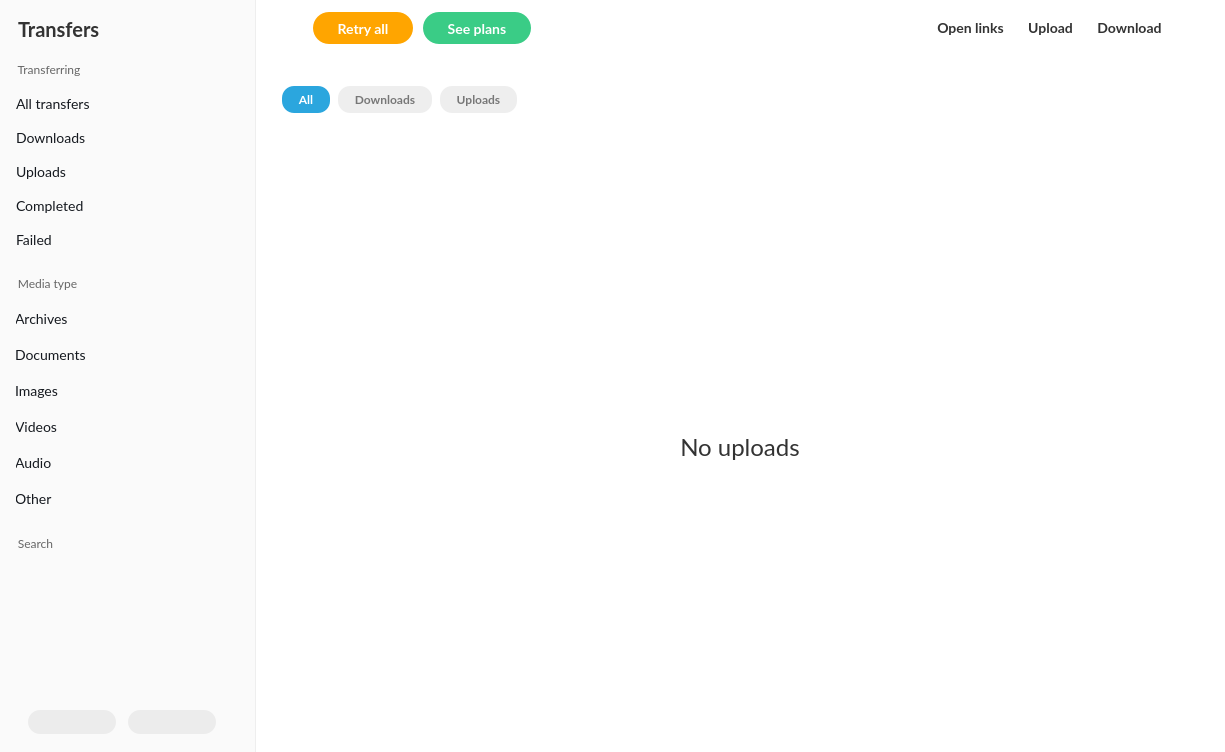
Qt form src/MEGASync/transfers/gui/macx/TransferManager.ui (meganz/MEGAsync) before a commit.
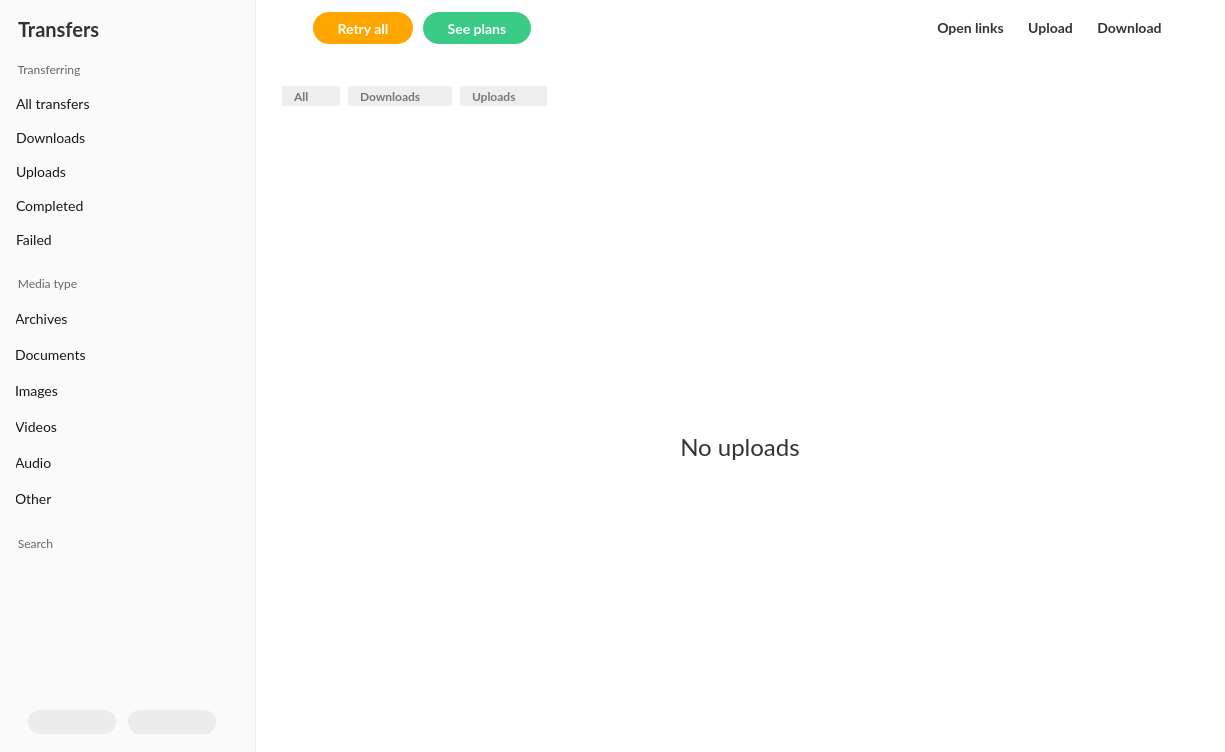
The same form after that commit. The open tabs and pages were chosen to show the change. Icons and pictures are not drawn. Custom widgets are drawn as their Qt base class.

Commit message: Some UI changes in TM dialog // Minor fix in search logic

The edit to the form file:
```diff
--- a/src/MEGASync/transfers/gui/macx/TransferManager.ui
+++ b/src/MEGASync/transfers/gui/macx/TransferManager.ui
@@ -111,9 +111,6 @@
 
 #wTransferring QPushButton
 {
-    width: 200px;
-    min-width: 180px;
-    max-width: 200px;
     font-size: 14px;
     color: #15191F;
     border: none;
@@ -124,9 +121,6 @@
 
 #wMediaType QPushButton, #wSearch QPushButton
 {
-    width: 200px;
-    min-width: 180px;
-    max-width: 200px;
     font-size: 14px;
     color: #15191F;
     border: none;
@@ -747,7 +741,7 @@
             <item>
              <widget class="QPushButton" name="tAllTransfers">
               <property name="sizePolicy">
-               <sizepolicy hsizetype="Minimum" vsizetype="Fixed">
+               <sizepolicy hsizetype="Expanding" vsizetype="Fixed">
                 <horstretch>0</horstretch>
                 <verstretch>0</verstretch>
                </sizepolicy>
@@ -841,7 +835,7 @@
             <item>
              <widget class="QPushButton" name="tDownloads">
               <property name="sizePolicy">
-               <sizepolicy hsizetype="MinimumExpanding" vsizetype="Fixed">
+               <sizepolicy hsizetype="Expanding" vsizetype="Fixed">
                 <horstretch>0</horstretch>
                 <verstretch>0</verstretch>
                </sizepolicy>
@@ -932,7 +926,7 @@
             <item>
              <widget class="QPushButton" name="tUploads">
               <property name="sizePolicy">
-               <sizepolicy hsizetype="MinimumExpanding" vsizetype="Fixed">
+               <sizepolicy hsizetype="Expanding" vsizetype="Fixed">
                 <horstretch>0</horstretch>
                 <verstretch>0</verstretch>
                </sizepolicy>
@@ -1026,7 +1020,7 @@
                <bool>true</bool>
               </property>
               <property name="sizePolicy">
-               <sizepolicy hsizetype="MinimumExpanding" vsizetype="Fixed">
+               <sizepolicy hsizetype="Expanding" vsizetype="Fixed">
                 <horstretch>0</horstretch>
                 <verstretch>0</verstretch>
                </sizepolicy>
@@ -1120,7 +1114,7 @@
                <bool>true</bool>
               </property>
               <property name="sizePolicy">
-               <sizepolicy hsizetype="MinimumExpanding" vsizetype="Fixed">
+               <sizepolicy hsizetype="Expanding" vsizetype="Fixed">
                 <horstretch>0</horstretch>
                 <verstretch>0</verstretch>
                </sizepolicy>
@@ -1240,6 +1234,12 @@
             </property>
             <item>
              <widget class="QPushButton" name="bArchives">
+              <property name="sizePolicy">
+               <sizepolicy hsizetype="Expanding" vsizetype="Fixed">
+                <horstretch>0</horstretch>
+                <verstretch>0</verstretch>
+               </sizepolicy>
+              </property>
               <property name="cursor">
                <cursorShape>PointingHandCursor</cursorShape>
               </property>
@@ -1331,6 +1331,12 @@
             </property>
             <item>
              <widget class="QPushButton" name="bDocuments">
+              <property name="sizePolicy">
+               <sizepolicy hsizetype="Expanding" vsizetype="Fixed">
+                <horstretch>0</horstretch>
+                <verstretch>0</verstretch>
+               </sizepolicy>
+              </property>
               <property name="cursor">
                <cursorShape>PointingHandCursor</cursorShape>
               </property>
@@ -1419,6 +1425,12 @@
             </property>
             <item>
              <widget class="QPushButton" name="bImages">
+              <property name="sizePolicy">
+               <sizepolicy hsizetype="Expanding" vsizetype="Fixed">
+                <horstretch>0</horstretch>
+                <verstretch>0</verstretch>
+               </sizepolicy>
+              </property>
               <property name="cursor">
                <cursorShape>PointingHandCursor</cursorShape>
               </property>
@@ -1507,6 +1519,12 @@
             </property>
             <item>
              <widget class="QPushButton" name="bVideos">
+              <property name="sizePolicy">
+               <sizepolicy hsizetype="Expanding" vsizetype="Fixed">
+                <horstretch>0</horstretch>
+                <verstretch>0</verstretch>
+               </sizepolicy>
+              </property>
               <property name="cursor">
                <cursorShape>PointingHandCursor</cursorShape>
               </property>
@@ -1595,6 +1613,12 @@
             </property>
             <item>
              <widget class="QPushButton" name="bAudio">
+              <property name="sizePolicy">
+               <sizepolicy hsizetype="Expanding" vsizetype="Fixed">
+                <horstretch>0</horstretch>
+                <verstretch>0</verstretch>
+               </sizepolicy>
+              </property>
               <property name="cursor">
                <cursorShape>PointingHandCursor</cursorShape>
               </property>
@@ -1683,6 +1707,12 @@
             </property>
             <item>
              <widget class="QPushButton" name="bOther">
+              <property name="sizePolicy">
+               <sizepolicy hsizetype="Expanding" vsizetype="Fixed">
+                <horstretch>0</horstretch>
+                <verstretch>0</verstretch>
+               </sizepolicy>
+              </property>
               <property name="cursor">
                <cursorShape>PointingHandCursor</cursorShape>
               </property>
@@ -2683,6 +2713,33 @@
               <verstretch>0</verstretch>
              </sizepolicy>
             </property>
+            <property name="styleSheet">
+             <string notr="true">#wAllResults, #wDlResults, #wUlResults
+{
+   height: 24px;
+   border-radius: 12px;
+   background-color: #EEEEEE;
+}
+
+#wAllResults QLabel, #wDlResults QLabel, #wUlResults QLabel
+{
+   font-size: 12px;  
+   color: #777777;
+   font-weight: bold;
+}
+
+#wAllResults[selected = true], #wDlResults[selected=true], #wUlResults[selected=true]
+{
+  height: 24px;
+  border-radius: 12px;
+  background-color: #2BA6DE;
+}
+
+#wAllResults[selected = true] QLabel, #wDlResults[selected=true] QLabel, #wUlResults[selected=true] QLabel
+{
+  color: #FFFFFF;
+}</string>
+            </property>
             <layout class="QVBoxLayout" name="verticalLayout_4">
              <property name="spacing">
               <number>4</number>
@@ -2743,63 +2800,108 @@
                  <number>0</number>
                 </property>
                 <item>
-                 <widget class="QToolButton" name="tAllResults">
-                  <property name="cursor">
-                   <cursorShape>PointingHandCursor</cursorShape>
+                 <widget class="QWidget" name="wAllResults" native="true">
+                  <layout class="QHBoxLayout" name="horizontalLayout_18">
+                   <property name="spacing">
+                    <number>12</number>
                   </property>
-                  <property name="text">
-                   <string>All</string>
+                   <property name="leftMargin">
+                    <number>12</number>
                   </property>
-                  <property name="checkable">
-                   <bool>true</bool>
+                   <property name="topMargin">
+                    <number>0</number>
                   </property>
-                  <property name="checked">
-                   <bool>true</bool>
+                   <property name="rightMargin">
+                    <number>12</number>
                   </property>
-                  <property name="autoExclusive">
-                   <bool>true</bool>
+                   <property name="bottomMargin">
+                    <number>0</number>
                   </property>
-                  <property name="toolButtonStyle">
-                   <enum>Qt::ToolButtonTextOnly</enum>
+                   <item alignment="Qt::AlignLeft">
+                    <widget class="QLabel" name="lAllResults">
+                     <property name="text">
+                      <string>All</string>
                   </property>
                  </widget>
                 </item>
+                   <item alignment="Qt::AlignRight">
+                    <widget class="QLabel" name="lAllResultsCounter">
+                     <property name="text">
+                      <string/>
+                     </property>
+                    </widget>
+                   </item>
+                  </layout>
+                 </widget>
+                </item>
                 <item>
-                 <widget class="QToolButton" name="tDlResults">
-                  <property name="cursor">
-                   <cursorShape>PointingHandCursor</cursorShape>
+                 <widget class="QWidget" name="wDlResults" native="true">
+                  <layout class="QHBoxLayout" name="horizontalLayout_19">
+                   <property name="spacing">
+                    <number>12</number>
                   </property>
-                  <property name="text">
-                   <string>Downloads</string>
+                   <property name="leftMargin">
+                    <number>12</number>
                   </property>
-                  <property name="checkable">
-                   <bool>true</bool>
+                   <property name="topMargin">
+                    <number>0</number>
                   </property>
-                  <property name="autoExclusive">
-                   <bool>true</bool>
+                   <property name="rightMargin">
+                    <number>12</number>
                   </property>
-                  <property name="toolButtonStyle">
-                   <enum>Qt::ToolButtonTextOnly</enum>
+                   <property name="bottomMargin">
+                    <number>0</number>
+                   </property>
+                   <item alignment="Qt::AlignLeft">
+                    <widget class="QLabel" name="lDlResults">
+                     <property name="text">
+                      <string>Downloads</string>
+                     </property>
+                    </widget>
+                   </item>
+                   <item alignment="Qt::AlignRight">
+                    <widget class="QLabel" name="lDlResultsCounter">
+                     <property name="text">
+                      <string/>
                   </property>
                  </widget>
                 </item>
+                  </layout>
+                 </widget>
+                </item>
                 <item>
-                 <widget class="QToolButton" name="tUlResults">
-                  <property name="cursor">
-                   <cursorShape>PointingHandCursor</cursorShape>
+                 <widget class="QWidget" name="wUlResults" native="true">
+                  <layout class="QHBoxLayout" name="horizontalLayout_20">
+                   <property name="spacing">
+                    <number>12</number>
                   </property>
-                  <property name="text">
-                   <string>Uploads</string>
+                   <property name="leftMargin">
+                    <number>12</number>
                   </property>
-                  <property name="checkable">
-                   <bool>true</bool>
+                   <property name="topMargin">
+                    <number>0</number>
                   </property>
-                  <property name="autoExclusive">
-                   <bool>true</bool>
+                   <property name="rightMargin">
+                    <number>12</number>
                   </property>
-                  <property name="toolButtonStyle">
-                   <enum>Qt::ToolButtonTextOnly</enum>
+                   <property name="bottomMargin">
+                    <number>0</number>
+                   </property>
+                   <item alignment="Qt::AlignLeft">
+                    <widget class="QLabel" name="lUlResults">
+                     <property name="text">
+                      <string>Uploads</string>
                   </property>
+                 </widget>
+                </item>
+                   <item alignment="Qt::AlignRight">
+                    <widget class="QLabel" name="lUlResultsCounter">
+                     <property name="text">
+                      <string/>
+                     </property>
+                    </widget>
+                   </item>
+                  </layout>
                  </widget>
                 </item>
                 <item>
```
Left out of the diff: 165 changed lines with no effect on the pictures. The commit also changes 4 other files.
